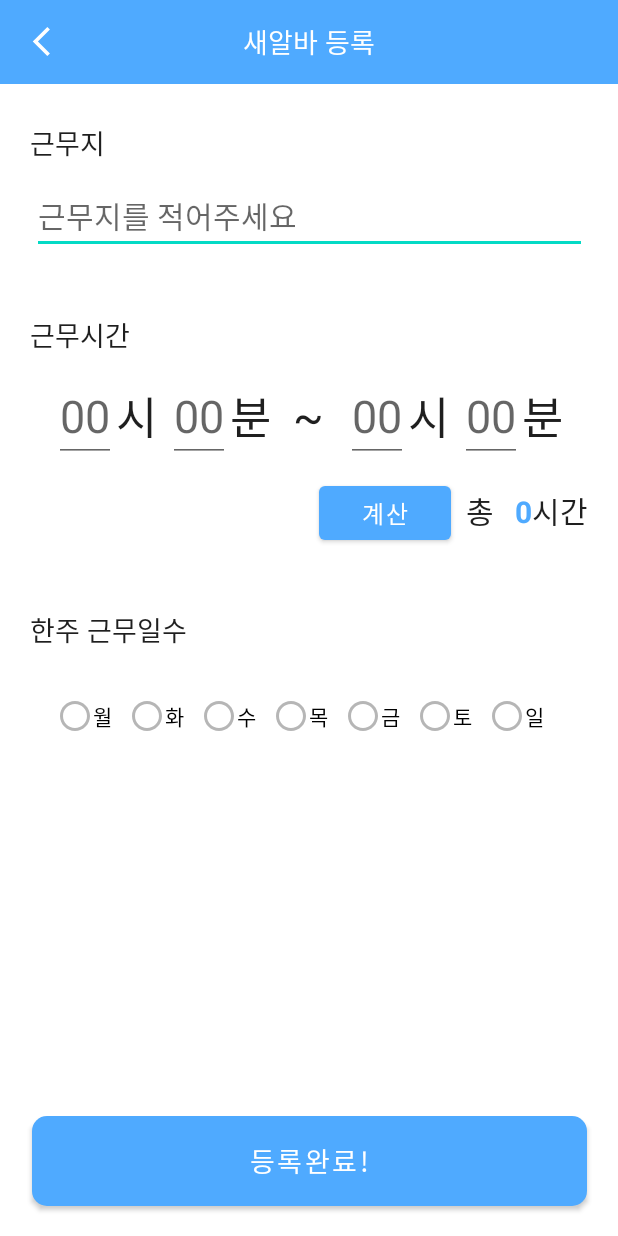
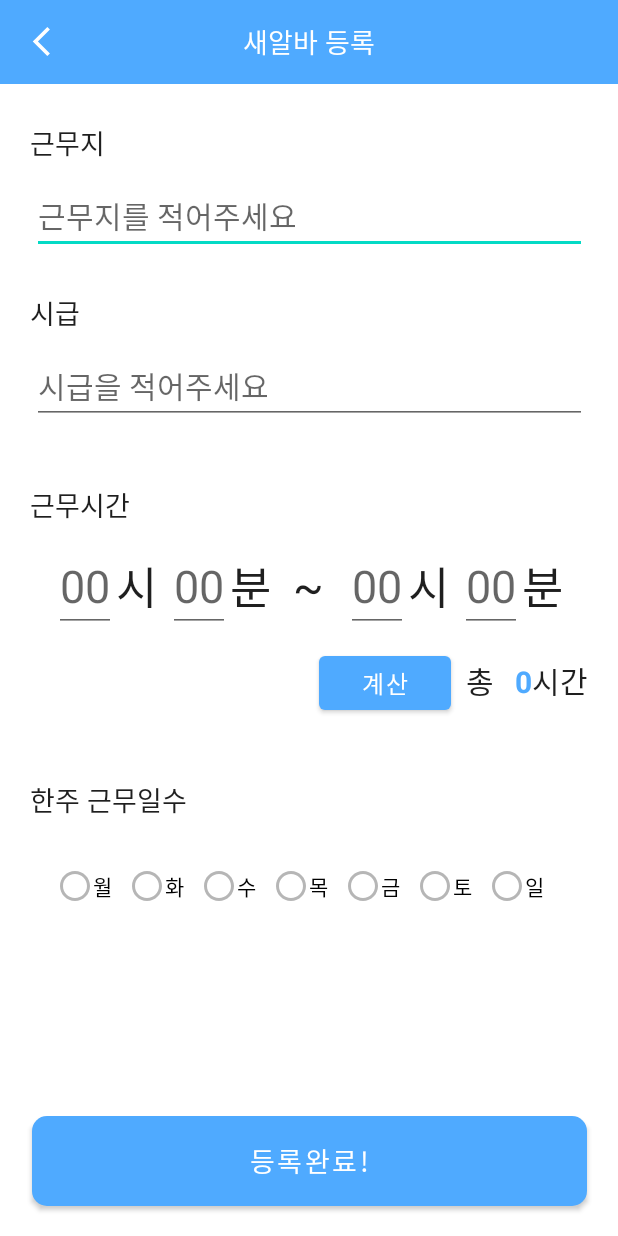
Before and after one commit to y3l512/GURUTest, an Android app: the NewJob screen opened directly, with no data from a screen before it, on a phone screen of 412 x 824 dp. Run offline under Robolectric (Android 15) with nearby library versions, the phone set to English and light mode, and no system bars.

```diff
--- a/app/build.gradle
+++ b/app/build.gradle
@@ -42,4 +42,5 @@ dependencies {
     testImplementation 'junit:junit:4.13.2'
     androidTestImplementation 'androidx.test.ext:junit:1.1.3'
     androidTestImplementation 'androidx.test.espresso:espresso-core:3.4.0'
+
 }
--- /dev/null
+++ b/app/src/main/res/drawable/ic_baseline_ballot_24.xml
@@ -0,0 +1,6 @@
+<vector android:height="24dp" android:tint="#FFFFFF"
+    android:viewportHeight="24" android:viewportWidth="24"
+    android:width="24dp" xmlns:android="http://schemas.android.com/apk/res/android">
+    <path android:fillColor="@android:color/white"
+        android:fillType="evenOdd" android:pathData="M13,9.5h5v-2h-5V9.5zM13,16.5h5v-2h-5V16.5zM19,21H5c-1.1,0 -2,-0.9 -2,-2V5c0,-1.1 0.9,-2 2,-2h14c1.1,0 2,0.9 2,2v14C21,20.1 20.1,21 19,21zM6,11h5V6H6V11zM7,7h3v3H7V7zM6,18h5v-5H6V18zM7,14h3v3H7V14z"/>
+</vector>
--- /dev/null
+++ b/app/src/main/res/drawable/ic_baseline_calendar_month_24.xml
@@ -0,0 +1,5 @@
+<vector android:height="24dp" android:tint="#FFFFFF"
+    android:viewportHeight="24" android:viewportWidth="24"
+    android:width="24dp" xmlns:android="http://schemas.android.com/apk/res/android">
+    <path android:fillColor="@android:color/white" android:pathData="M19,4h-1V2h-2v2H8V2H6v2H5C3.89,4 3.01,4.9 3.01,6L3,20c0,1.1 0.89,2 2,2h14c1.1,0 2,-0.9 2,-2V6C21,4.9 20.1,4 19,4zM19,20H5V10h14V20zM9,14H7v-2h2V14zM13,14h-2v-2h2V14zM17,14h-2v-2h2V14zM9,18H7v-2h2V18zM13,18h-2v-2h2V18zM17,18h-2v-2h2V18z"/>
+</vector>
--- a/app/src/main/res/layout/newjob.xml
+++ b/app/src/main/res/layout/newjob.xml
@@ -6,7 +6,20 @@
     android:layout_height="match_parent"
     android:orientation="vertical"
     tools:context=".NewJob">
+
 //새알바 등록화면
+    <TextView
+        android:id="@+id/textView5"
+        android:layout_width="wrap_content"
+        android:layout_height="wrap_content"
+        android:layout_marginStart="20dp"
+        android:layout_marginTop="25dp"
+        android:text="근무지"
+        android:textColor="@color/font_black"
+        android:textSize="18dp"
+        app:layout_constraintStart_toStartOf="parent"
+        app:layout_constraintTop_toBottomOf="@+id/toolbar_new" />
+
     <EditText
         android:id="@+id/et_workname"
         android:layout_width="370dp"
@@ -23,6 +36,34 @@
         app:layout_constraintTop_toBottomOf="@+id/textView5" />
 
     <TextView
+        android:id="@+id/textView0"
+        android:layout_width="wrap_content"
+        android:layout_height="wrap_content"
+        android:layout_marginStart="20dp"
+        android:layout_marginTop="25dp"
+        android:text="시급"
+        android:textColor="@color/font_black"
+        android:textSize="18dp"
+        app:layout_constraintStart_toStartOf="parent"
+        app:layout_constraintTop_toBottomOf="@+id/et_workname" />
+
+    <EditText
+        android:id="@+id/et_wage"
+        android:layout_width="370dp"
+        android:layout_height="wrap_content"
+        android:layout_marginEnd="20dp"
+        android:layout_marginStart="20dp"
+        android:layout_marginTop="10dp"
+        android:ems="10"
+        android:hint="시급을 적어주세요"
+        android:inputType="number"
+        android:textSize="20dp"
+        app:layout_constraintEnd_toEndOf="parent"
+        app:layout_constraintStart_toStartOf="parent"
+        app:layout_constraintTop_toBottomOf="@+id/textView0" />
+
+
+    <TextView
         android:id="@+id/textView6"
         android:layout_width="wrap_content"
         android:layout_height="wrap_content"
@@ -32,19 +73,9 @@
         android:textColor="@color/font_black"
         android:textSize="18dp"
         app:layout_constraintStart_toStartOf="parent"
-        app:layout_constraintTop_toBottomOf="@+id/et_workname" />
+        app:layout_constraintTop_toBottomOf="@+id/et_wage" />
 
-    <TextView
-        android:id="@+id/textView5"
-        android:layout_width="wrap_content"
-        android:layout_height="wrap_content"
-        android:layout_marginStart="20dp"
-        android:layout_marginTop="25dp"
-        android:text="근무지"
-        android:textColor="@color/font_black"
-        android:textSize="18dp"
-        app:layout_constraintStart_toStartOf="parent"
-        app:layout_constraintTop_toBottomOf="@+id/toolbar_new" />
+
 
     <androidx.appcompat.widget.Toolbar
         android:id="@+id/toolbar_new"
```
Also changed, not shown: app/src/main/java/com/example/gurutest/CalenderActivity.kt (+41 -1 lines), app/src/main/java/com/example/gurutest/MainActivity.kt (+44 -5 lines), app/src/main/java/com/example/gurutest/NewJob.kt (+11 -0 lines), app/src/main/res/layout/activity_calender.xml (+13 -5 lines), app/src/main/res/layout/activity_main.xml (+8 -1 lines).
